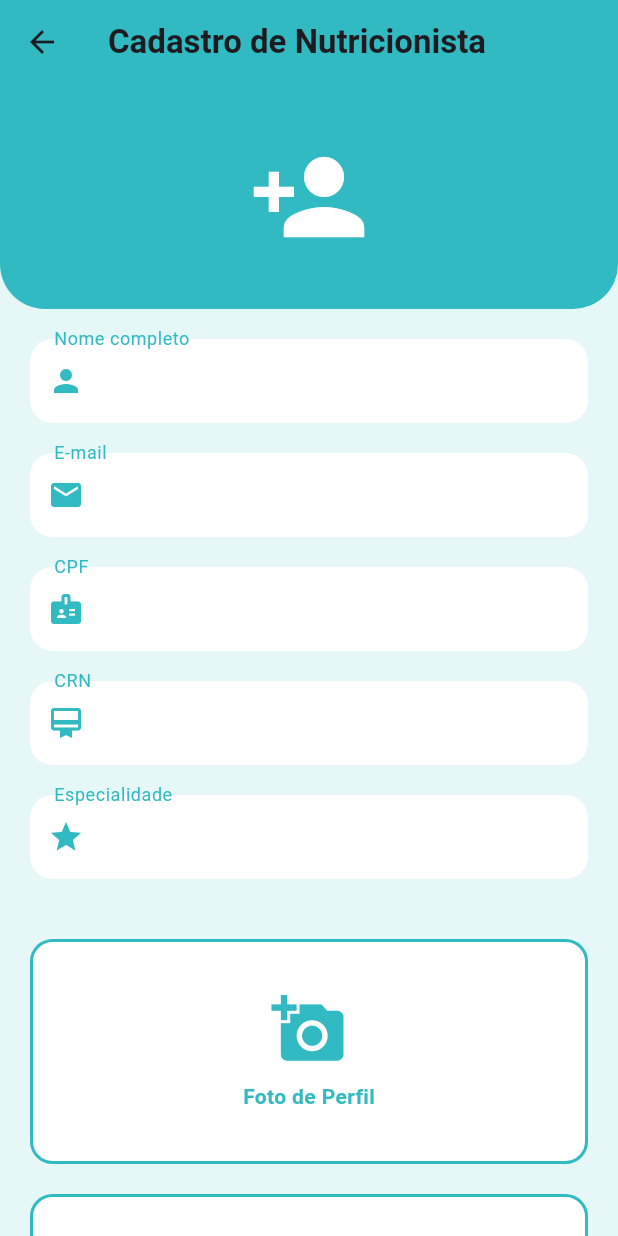
After one commit to ES2-UFPI/Healthway, a Flutter app: the CadastroNutricionistaScreen screen opened by its route, on a phone screen of 412 x 824 dp. The commit adds this screen. Run offline on Flutter 3.47's test engine with Material 3 defaults, Android fonts, the phone set to English and light mode, and no system bars; our stand-ins replace flutter_svg, image_picker.

Commit message:
aprimorando telas de login e cadastro

```diff
--- a/healthway_app/lib/geral_screens/apresentationScreen.dart
+++ b/healthway_app/lib/geral_screens/apresentationScreen.dart
@@ -1,6 +1,7 @@
 import 'package:flutter/material.dart';
 import 'package:healthway_app/geral_screens/loginScreen.dart';
 import 'package:healthway_app/screens_nutricionist/nutritionist_dashboard.dart';
+import 'package:healthway_app/screens_nutricionist/signUpNutritionist.dart';
 import 'dart:async';
 
 import 'package:healthway_app/screens_patient//dashboardScreen.dart';
@@ -38,7 +39,7 @@ class _PresentationScreenState extends State<PresentationScreen>
     // Navegar para a próxima tela após a animação
     Timer(Duration(seconds: 3), () {
       Navigator.of(context).pushReplacement(
-        MaterialPageRoute(builder: (_) => LoginScreen()),
+        MaterialPageRoute(builder: (_) => CadastroPacienteScreen()),
       );
     });
   }
--- a/healthway_app/lib/main.dart
+++ b/healthway_app/lib/main.dart
@@ -2,6 +2,7 @@ import 'package:flutter/material.dart';
 import 'package:healthway_app/geral_screens//apresentationScreen.dart';
 import 'package:healthway_app/geral_screens/alimentos_screen.dart';
 import 'package:healthway_app/geral_screens/nutricionistas_screen.dart';
+import 'package:healthway_app/screens_nutricionist/signUpNutritionist.dart';
 import 'package:healthway_app/screens_patient/dashboardScreen.dart';
 import 'package:healthway_app/screens_patient/dietScreen.dart';
 import 'package:healthway_app/screens_patient/healthScreen.dart';
@@ -49,6 +50,7 @@ class MyApp extends StatelessWidget {
         '/profile': (context) => PatientProfileScreen(),
         '/notifications': (context) => NotificationScreen(),
         '/settings': (context) => SettingsScreen(),
+        '/signUpNutricionista': (context) => CadastroNutricionistaScreen(),
       },
     );
   }
--- /dev/null
+++ b/healthway_app/lib/screens_nutricionist/signUpNutritionist.dart
@@ -0,0 +1,300 @@
+import 'package:flutter/material.dart';
+import 'package:flutter/services.dart';
+import 'package:image_picker/image_picker.dart';
+import 'dart:io';
+import '../services/nutricionista_services.dart';
+
+class CadastroNutricionistaScreen extends StatefulWidget {
+  const CadastroNutricionistaScreen({super.key});
+
+  @override
+  _CadastroNutricionistaScreenState createState() => _CadastroNutricionistaScreenState();
+}
+
+class _CadastroNutricionistaScreenState extends State<CadastroNutricionistaScreen> {
+  final _formKey = GlobalKey<FormState>();
+  final _nomeController = TextEditingController();
+  final _emailController = TextEditingController();
+  final _cpfController = TextEditingController();
+  final _crnController = TextEditingController();
+  final _especialidadeController = TextEditingController();
+  final _senhaController = TextEditingController();
+  final _confirmarSenhaController = TextEditingController();
+
+  File? _fotoPerfil;
+  File? _fotoDocumento;
+
+  final NutricionistaService _nutricionistaService = NutricionistaService();
+
+  bool _isLoading = false;
+  bool _obscurePassword = true;
+  bool _obscureConfirmPassword = true;
+
+  @override
+  Widget build(BuildContext context) {
+    return Scaffold(
+      backgroundColor: Color(0xFFE6F7F8),
+      appBar: AppBar(
+        title: Text('Cadastro de Nutricionista', style: TextStyle(fontWeight: FontWeight.bold)),
+        backgroundColor: Color(0xFF31BAC2),
+        elevation: 0,
+      ),
+      body: SingleChildScrollView(
+        child: Column(
+          children: [
+            Container(
+              height: 150,
+              decoration: BoxDecoration(
+                color: Color(0xFF31BAC2),
+                borderRadius: BorderRadius.only(
+                  bottomLeft: Radius.circular(30),
+                  bottomRight: Radius.circular(30),
+                ),
+              ),
+              child: Center(
+                child: Icon(Icons.person_add, size: 80, color: Colors.white),
+              ),
+            ),
+            Padding(
+              padding: EdgeInsets.all(20.0),
+              child: Form(
+                key: _formKey,
+                child: Column(
+                  crossAxisAlignment: CrossAxisAlignment.stretch,
+                  children: [
+                    _buildTextField(_nomeController, 'Nome completo', Icons.person),
+                    _buildTextField(_emailController, 'E-mail', Icons.email, keyboardType: TextInputType.emailAddress),
+                    _buildTextField(_cpfController, 'CPF', Icons.badge, inputFormatters: [FilteringTextInputFormatter.digitsOnly]),
+                    _buildTextField(_crnController, 'CRN', Icons.card_membership),
+                    _buildTextField(_especialidadeController, 'Especialidade', Icons.star),
+                    SizedBox(height: 20),
+                    _buildImageUploadField('Foto de Perfil', _fotoPerfil, _pickProfileImage),
+                    SizedBox(height: 20),
+                    _buildImageUploadField('Foto do Documento', _fotoDocumento, _pickDocumentImage),
+                    SizedBox(height: 20),
+                    _buildPasswordFields(),
+                    SizedBox(height: 30),
+                    ElevatedButton(
+                      onPressed: _isLoading ? null : _submitForm,
+                      style: ElevatedButton.styleFrom(
+                        foregroundColor: Colors.white, backgroundColor: Color(0xFF31BAC2),
+                        padding: EdgeInsets.symmetric(vertical: 16),
+                        shape: RoundedRectangleBorder(
+                          borderRadius: BorderRadius.circular(30),
+                        ),
+                      ),
+                      child: _isLoading
+                          ? CircularProgressIndicator(color: Colors.white)
+                          : Text('Cadastrar', style: TextStyle(fontSize: 18, fontWeight: FontWeight.bold)),
+                    ),
+                  ],
+                ),
+              ),
+            ),
+          ],
+        ),
+      ),
+    );
+  }
+
+  Widget _buildTextField(TextEditingController controller, String label, IconData icon, {TextInputType? keyboardType, List<TextInputFormatter>? inputFormatters}) {
+    return Padding(
+      padding: EdgeInsets.only(bottom: 20.0),
+      child: TextFormField(
+        controller: controller,
+        decoration: InputDecoration(
+          labelText: label,
+          prefixIcon: Icon(icon, color: Color(0xFF31BAC2)),
+          border: OutlineInputBorder(
+            borderRadius: BorderRadius.circular(15),
+            borderSide: BorderSide.none,
+          ),
+          filled: true,
+          fillColor: Colors.white,
+          labelStyle: TextStyle(color: Color(0xFF31BAC2)),
+          floatingLabelBehavior: FloatingLabelBehavior.always,
+        ),
+        style: TextStyle(fontSize: 16),
+        keyboardType: keyboardType,
+        inputFormatters: inputFormatters,
+        validator: (value) {
+          if (value == null || value.isEmpty) {
+            return 'Por favor, preencha este campo';
+          }
+          return null;
+        },
+      ),
+    );
+  }
+
+  Widget _buildImageUploadField(String label, File? image, Function() onTap) {
+    return GestureDetector(
+      onTap: onTap,
+      child: Container(
+        height: 150,
+        decoration: BoxDecoration(
+          color: Colors.white,
+          borderRadius: BorderRadius.circular(15),
+          border: Border.all(color: Color(0xFF31BAC2), width: 2),
+        ),
+        child: image == null
+            ? Column(
+          mainAxisAlignment: MainAxisAlignment.center,
+          children: [
+            Icon(Icons.add_a_photo, size: 50, color: Color(0xFF31BAC2)),
+            SizedBox(height: 10),
+            Text(label, style: TextStyle(color: Color(0xFF31BAC2), fontWeight: FontWeight.bold)),
+          ],
+        )
+            : ClipRRect(
+          borderRadius: BorderRadius.circular(13),
+          child: Image.file(image, fit: BoxFit.cover),
+        ),
+      ),
+    );
+  }
+
+  Widget _buildPasswordFields() {
+    return Card(
+      elevation: 4,
+      color: Color(0xFFF0FAFB),
+      shape: RoundedRectangleBorder(borderRadius: BorderRadius.circular(15)),
+      child: Padding(
+        padding: EdgeInsets.all(16),
+        child: Column(
+          crossAxisAlignment: CrossAxisAlignment.start,
+          children: [
+            Text(
+              'Segurança',
+              style: TextStyle(fontSize: 18, fontWeight: FontWeight.bold, color: Color(0xFF31BAC2)),
+            ),
+            SizedBox(height: 16),
+            _buildPasswordField(_senhaController, 'Senha', _obscurePassword, () {
+              setState(() {
+                _obscurePassword = !_obscurePassword;
+              });
+            }),
+            SizedBox(height: 16),
+            _buildPasswordField(_confirmarSenhaController, 'Confirmar Senha', _obscureConfirmPassword, () {
+              setState(() {
+                _obscureConfirmPassword = !_obscureConfirmPassword;
+              });
+            }),
+          ],
+        ),
+      ),
+    );
+  }
+
+  Widget _buildPasswordField(TextEditingController controller, String label, bool obscureText, Function() onTap) {
+    return TextFormField(
+      controller: controller,
+      obscureText: obscureText,
+      decoration: InputDecoration(
+        labelText: label,
+        prefixIcon: Icon(Icons.lock, color: Color(0xFF31BAC2)),
+        suffixIcon: IconButton(
+          icon: Icon(
+            obscureText ? Icons.visibility : Icons.visibility_off,
+            color: Color(0xFF31BAC2),
+          ),
+          onPressed: onTap,
+        ),
+        border: OutlineInputBorder(
+          borderRadius: BorderRadius.circular(15),
+          borderSide: BorderSide.none,
+        ),
+        filled: true,
+        fillColor: Colors.white,
+        labelStyle: TextStyle(color: Color(0xFF31BAC2)),
+        floatingLabelBehavior: FloatingLabelBehavior.always,
+      ),
+      style: TextStyle(fontSize: 16),
+      validator: (value) {
+        if (value == null || value.isEmpty) {
+          return 'Por favor, insira uma senha';
+        }
+        return null;
+      },
+    );
+  }
+
+  Future<void> _pickProfileImage() async {
+    final pickedFile = await ImagePicker().pickImage(source: ImageSource.gallery);
+    if (pickedFile != null) {
+      setState(() {
+        _fotoPerfil = File(pickedFile.path);
+      });
+    }
+  }
+
+  Future<void> _pickDocumentImage() async {
+    final pickedFile = await ImagePicker().pickImage(source: ImageSource.gallery);
+    if (pickedFile != null) {
+      setState(() {
+        _fotoDocumento = File(pickedFile.path);
+      });
+    }
+  }
+
+  Future<void> _submitForm() async {
+    if (_formKey.currentState!.validate()) {
+      if (_fotoPerfil == null || _fotoDocumento == null) {
+        ScaffoldMessenger.of(context).showSnackBar(
+          SnackBar(content: Text('Por favor, selecione as fotos de perfil e documento')),
+        );
+        return;
+      }
+
+      if (_senhaController.text != _confirmarSenhaController.text) {
+        ScaffoldMessenger.of(context).showSnackBar(
+          SnackBar(content: Text('As senhas não coincidem')),
+        );
+        return;
+      }
+
+      setState(() {
+        _isLoading = true;
+      });
+
+      try {
+        await _nutricionistaService.cadastrarNutricionista(
+          nome: _nomeController.text,
+          email: _emailController.text,
+          cpf: _cpfController.text,
+          crn: _crnController.text,
+          especialidade: _especialidadeController.text,
+          fotoPerfil: _fotoPerfil!,
+          fotoDocumento: _fotoDocumento!,
+          senha: _senhaController.text,
+        );
+
+        ScaffoldMessenger.of(context).showSnackBar(
+          SnackBar(content: Text('Nutricionista cadastrado com sucesso!')),
+        );
+
+        Navigator.of(context).pop();
+      } catch (e) {
+        ScaffoldMessenger.of(context).showSnackBar(
+          SnackBar(content: Text('Erro ao cadastrar nutricionista: ${e.toString()}')),
+        );
+      } finally {
+        setState(() {
+          _isLoading = false;
+        });
+      }
+    }
+  }
+
+  @override
+  void dispose() {
+    _nomeController.dispose();
+    _emailController.dispose();
+    _cpfController.dispose();
+    _crnController.dispose();
+    _especialidadeController.dispose();
+    _senhaController.dispose();
+    _confirmarSenhaController.dispose();
+    super.dispose();
+  }
+}
--- a/healthway_app/lib/services/nutricionista_services.dart
+++ b/healthway_app/lib/services/nutricionista_services.dart
@@ -1,6 +1,7 @@
 import 'dart:convert';
 import 'package:http/http.dart' as http;
 import '../models/nutricionista.dart';
+import 'dart:io';
 
 class NutricionistaService {
   static const String apiUrl = 'http://localhost:3000/api/nutricionistas';
@@ -10,14 +11,11 @@ class NutricionistaService {
 
     if (response.statusCode == 200) {
       try {
-        // Decodifica o corpo da resposta
         List<dynamic> data = json.decode(response.body);
 
-        // Verifica se os dados não são nulos e se são uma lista
         if (data != null && data is List) {
           return data.map((json) => Nutricionista.fromJson(json)).toList();
         } else {
-          // Caso os dados sejam nulos ou não sejam uma lista
           throw Exception('Dados não encontrados ou formato inválido');
         }
       } catch (e) {
@@ -27,4 +25,33 @@ class NutricionistaService {
       throw Exception('Falha ao carregar nutricionistas');
     }
   }
+
+  Future<void> cadastrarNutricionista({
+    required String nome,
+    required String email,
+    required String cpf,
+    required String crn,
+    required String especialidade,
+    required File fotoPerfil,
+    required File fotoDocumento,
+    required String senha,
+  }) async {
+    var uri = Uri.parse('$apiUrl');
+    var request = http.MultipartRequest('POST', uri);
+
+    request.fields['nome'] = nome;
+    request.fields['email'] = email;
+    request.fields['cpf'] = cpf;
+    request.fields['crn'] = crn;
+    request.fields['especialidade'] = especialidade;
+    request.fields['senha'] = senha;
+
+    request.files.add(await http.MultipartFile.fromPath('foto_perfil', fotoPerfil.path));
+    request.files.add(await http.MultipartFile.fromPath('foto_documento', fotoDocumento.path));
+
+    var response = await request.send();
+    if (response.statusCode != 201) {
+      throw Exception('Falha ao cadastrar nutricionista');
+    }
+  }
 }
--- a/healthway_app/pubspec.yaml
+++ b/healthway_app/pubspec.yaml
@@ -32,6 +32,7 @@ dependencies:
     sdk: flutter
   http: ^1.2.2
   intl: ^0.17.0
+  image_picker: ^0.8.7+5
 
 
   # The following adds the Cupertino Icons font to your application.
```
Also changed, not shown: healthway_app/lib/models/paciente.dart (added, +104 -0 lines), healthway_app/lib/screens_patient/signupScreen.dart (+123 -14 lines), healthway_app/lib/services/paciente_services.dart (added, +66 -0 lines), 7 other files.
